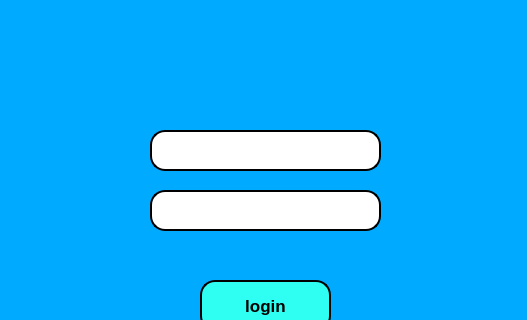
Old version of the form primeira_tela.ui in the repository LuizGBBR/PrimeiroProjeto; both pictures show x 0 to 527 and y 0 to 320 of the 527 by 535 pixel window.
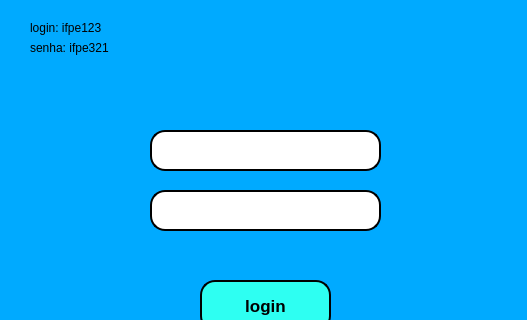
New version of the form. Icons and pictures are not drawn.

```diff
--- a/primeira_tela.ui
+++ b/primeira_tela.ui
@@ -181,6 +181,32 @@
      <pixmap>13530435871582518280-24.png</pixmap>
     </property>
    </widget>
+   <widget class="QLabel" name="label_5">
+    <property name="geometry">
+     <rect>
+      <x>30</x>
+      <y>20</y>
+      <width>71</width>
+      <height>16</height>
+     </rect>
+    </property>
+    <property name="text">
+     <string>login: ifpe123</string>
+    </property>
+   </widget>
+   <widget class="QLabel" name="label_6">
+    <property name="geometry">
+     <rect>
+      <x>30</x>
+      <y>40</y>
+      <width>81</width>
+      <height>16</height>
+     </rect>
+    </property>
+    <property name="text">
+     <string>senha: ifpe321</string>
+    </property>
+   </widget>
    <zorder>label_2</zorder>
    <zorder>label_3</zorder>
    <zorder>pushButton</zorder>
```
Left out of the diff: 2 changed lines with no effect on the pictures.
